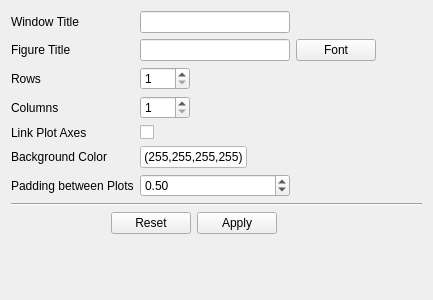
This is ui/Ui_FigureOptionsWidget.ui in bbreslauer/PySciPlot as Qt 5 draws it before an edit. The edited form follows.
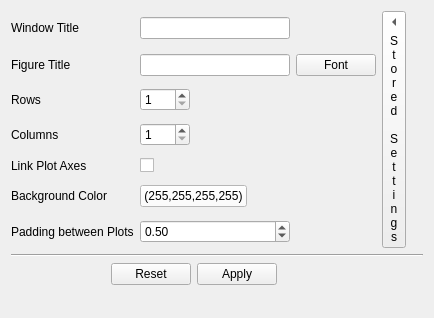
This is the edited form. Custom widgets are drawn as their Qt base class.

Commit message: Added ability to store settings in project and reload them

Diff of the .ui file:
```diff
--- a/ui/Ui_FigureOptionsWidget.ui
+++ b/ui/Ui_FigureOptionsWidget.ui
@@ -6,8 +6,8 @@
    <rect>
     <x>0</x>
     <y>0</y>
-    <width>433</width>
-    <height>300</height>
+    <width>434</width>
+    <height>318</height>
    </rect>
   </property>
   <property name="windowTitle">
@@ -209,14 +209,14 @@
      </property>
     </widget>
    </item>
-   <item row="7" column="0" colspan="4">
+   <item row="7" column="0" colspan="5">
     <widget class="Line" name="line_2">
      <property name="orientation">
       <enum>Qt::Horizontal</enum>
      </property>
     </widget>
    </item>
-   <item row="3" column="3">
+   <item row="3" column="4">
     <spacer name="horizontalSpacer">
      <property name="orientation">
       <enum>Qt::Horizontal</enum>
@@ -245,9 +245,50 @@
      </property>
     </spacer>
    </item>
+   <item row="0" column="3" rowspan="7">
+    <widget class="QStoredSettingsButton" name="storedSettingsButton">
+     <property name="sizePolicy">
+      <sizepolicy hsizetype="Fixed" vsizetype="Expanding">
+       <horstretch>0</horstretch>
+       <verstretch>0</verstretch>
+      </sizepolicy>
+     </property>
+     <property name="text">
+      <string>S
+t
+o
+r
+e
+d
+
+S
+e
+t
+t
+i
+n
+g
+s</string>
+     </property>
+     <property name="toolButtonStyle">
+      <enum>Qt::ToolButtonTextUnderIcon</enum>
+     </property>
+     <property name="arrowType">
+      <enum>Qt::LeftArrow</enum>
+     </property>
+    </widget>
+   </item>
   </layout>
  </widget>
  <customwidgets>
+  <customwidget>
+   <class>QTextOptionsButton</class>
+   <extends>QPushButton</extends>
+   <header>gui/QTextOptionsButton</header>
+   <slots>
+    <slot>showTextOptionsWidget()</slot>
+   </slots>
+  </customwidget>
   <customwidget>
    <class>QColorButton</class>
    <extends>QPushButton</extends>
@@ -257,9 +298,9 @@
    </slots>
   </customwidget>
   <customwidget>
-   <class>QTextOptionsButton</class>
-   <extends>QPushButton</extends>
-   <header>gui/QTextOptionsButton</header>
+   <class>QStoredSettingsButton</class>
+   <extends>QToolButton</extends>
+   <header>gui/QStoredSettingsButton</header>
    <slots>
     <slot>showTextOptionsDialog()</slot>
    </slots>
```
Left out of the diff: 36 changed lines with no effect on the pictures. The commit also changes 20 other files.
